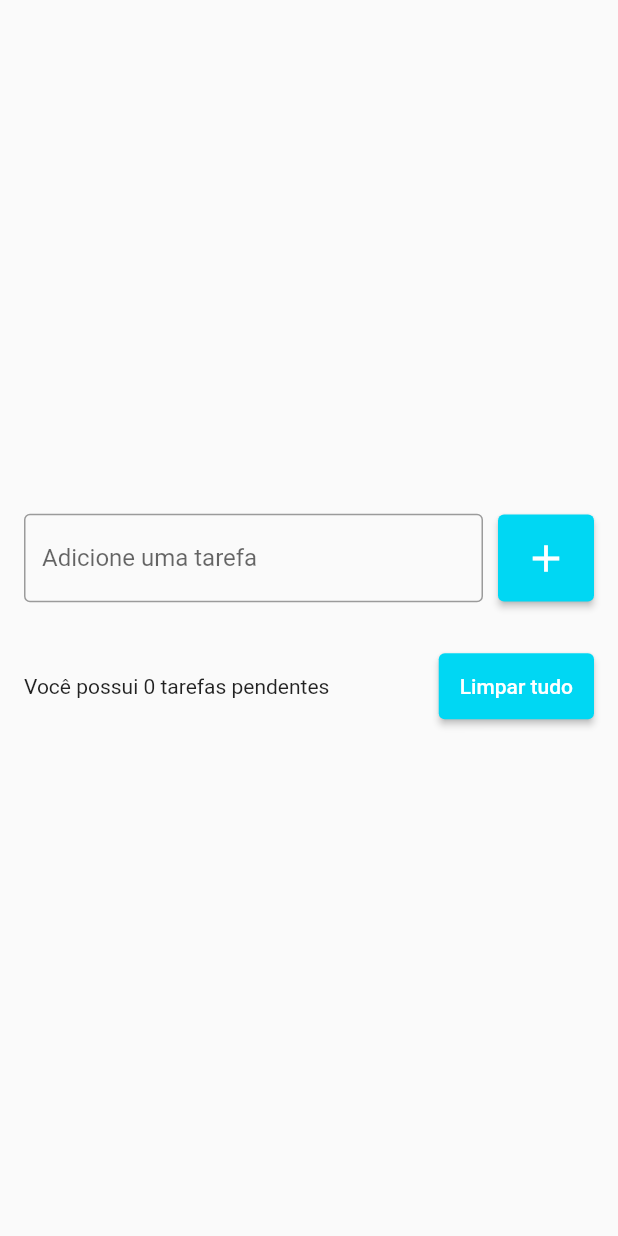
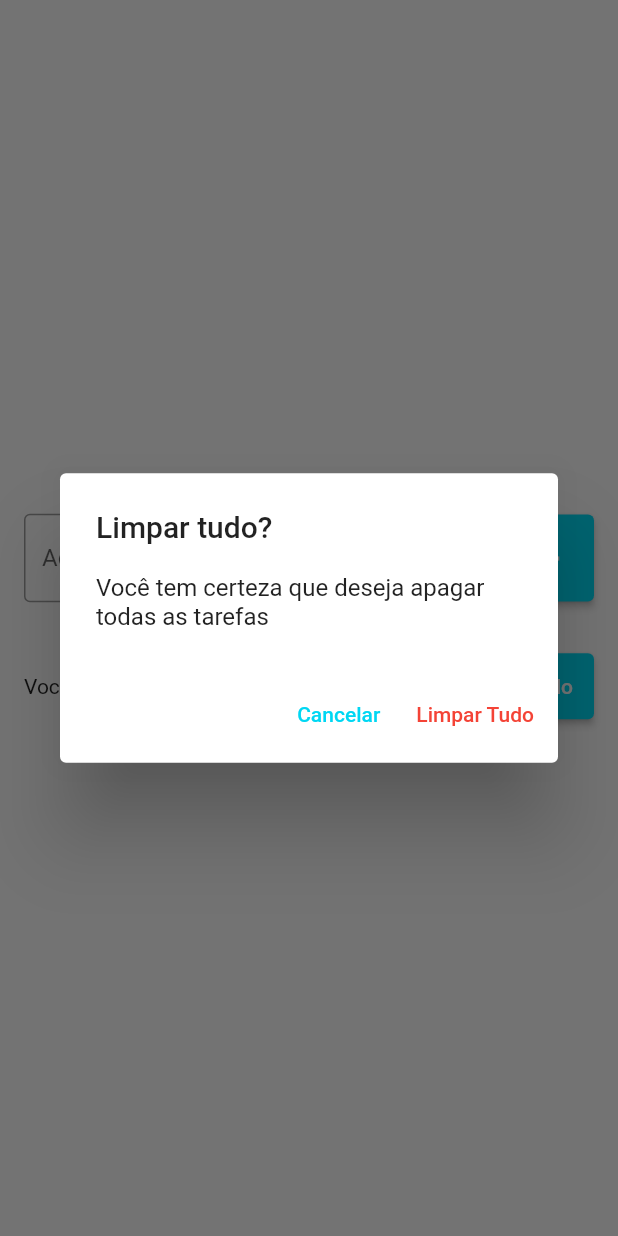
Before and after one commit to GabrielLeao02/to-do-list, a Flutter app: the screen it shows after launch, after a tap on "Limpar tudo", on a phone screen of 412 x 824 dp. Run offline on Flutter 3.47's test engine with Material 2 defaults, Android fonts, the phone set to English and light mode, and no system bars; our stand-ins replace flutter_slidable.

```diff
--- a/lib/pages/todo_list_pages.dart
+++ b/lib/pages/todo_list_pages.dart
@@ -88,7 +88,7 @@ class _ToDoListPageState extends State<ToDoListPage> {
                       width: 8,
                     ),
                     ElevatedButton(
-                      onPressed: () {},
+                      onPressed: showDeleteTodosConfirmationDialog,
                       style: ElevatedButton.styleFrom(
                         primary: const Color(0xff00d7f3),
                         padding: const EdgeInsets.all(14),
@@ -132,4 +132,37 @@ class _ToDoListPageState extends State<ToDoListPage> {
       duration: const Duration(seconds: 7),
     ));
   }
+
+  void showDeleteTodosConfirmationDialog() {
+    showDialog(
+      context: context,
+      builder: (context) => AlertDialog(
+        title: Text('Limpar tudo?'),
+        content: Text('Você tem certeza que deseja apagar todas as tarefas'),
+        actions: [
+          TextButton(
+            onPressed: () {
+              Navigator.of(context).pop();
+            },
+            style: TextButton.styleFrom(primary: Color(0xff00d7f3)),
+            child: Text('Cancelar'),
+          ),
+          TextButton(
+            onPressed: () {
+              Navigator.of(context).pop();
+              deleteAllTodos();
+            },
+            style: TextButton.styleFrom(primary: Colors.red),
+            child: Text('Limpar Tudo'),
+          )
+        ],
+      ),
+    );
+  }
+
+  void deleteAllTodos() {
+    setState(() {
+      todos.clear();
+    });
+  }
 }
--- a/lib/widgets/todo_list_item.dart
+++ b/lib/widgets/todo_list_item.dart
@@ -40,7 +40,7 @@ class TodoListItem extends StatelessWidget {
             crossAxisAlignment: CrossAxisAlignment.stretch,
             children: [
               Text(
-                DateFormat('dd/MM/yy - HHmm').format(todo.dateTime),
+                DateFormat('dd/MM/yy - HH:mm').format(todo.dateTime),
                 style: const TextStyle(
                   fontSize: 12,
                 ),
```
